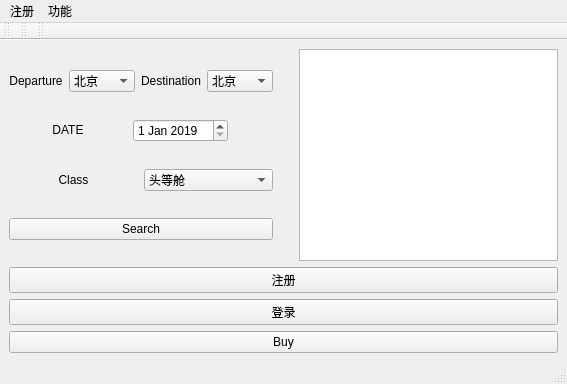
Before: the Qt Designer form search.ui in Russell-A/database-course-design, drawn with Qt 5.
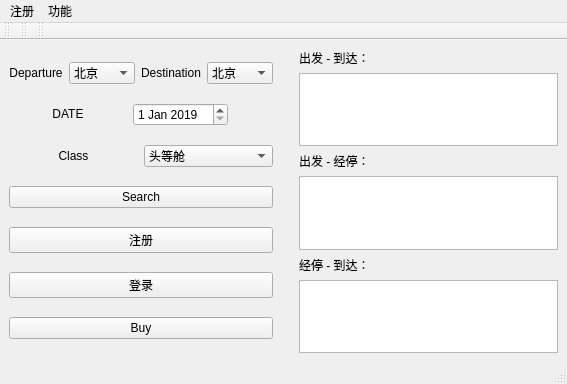
After: the same form once the commit is applied.

Commit message: 现在可以搜索经停了

Patch:
```diff
--- a/search.ui
+++ b/search.ui
@@ -15,20 +15,6 @@
   </property>
   <widget class="QWidget" name="centralwidget">
    <layout class="QGridLayout" name="gridLayout">
-    <item row="2" column="0">
-     <widget class="QPushButton" name="login">
-      <property name="text">
-       <string>登录</string>
-      </property>
-     </widget>
-    </item>
-    <item row="1" column="0">
-     <widget class="QPushButton" name="register_2">
-      <property name="text">
-       <string>注册</string>
-      </property>
-     </widget>
-    </item>
     <item row="0" column="0">
      <layout class="QHBoxLayout" name="horizontalLayout">
       <item>
@@ -314,6 +300,27 @@
           </property>
          </widget>
         </item>
+        <item>
+         <widget class="QPushButton" name="register_2">
+          <property name="text">
+           <string>注册</string>
+          </property>
+         </widget>
+        </item>
+        <item>
+         <widget class="QPushButton" name="login">
+          <property name="text">
+           <string>登录</string>
+          </property>
+         </widget>
+        </item>
+        <item>
+         <widget class="QPushButton" name="pushbutton_buy">
+          <property name="text">
+           <string>Buy</string>
+          </property>
+         </widget>
+        </item>
        </layout>
       </item>
       <item>
@@ -330,24 +337,41 @@
        </spacer>
       </item>
       <item>
-       <widget class="QTableView" name="output_search">
-        <property name="sizePolicy">
-         <sizepolicy hsizetype="Expanding" vsizetype="Expanding">
-          <horstretch>0</horstretch>
-          <verstretch>0</verstretch>
-         </sizepolicy>
-        </property>
-       </widget>
+       <layout class="QVBoxLayout" name="verticalLayout_2">
+        <item>
+         <widget class="QLabel" name="label_departure_arrival">
+          <property name="text">
+           <string>出发 - 到达：</string>
+          </property>
+         </widget>
+        </item>
+        <item>
+         <widget class="QTableView" name="tableView_departure_arrival"/>
+        </item>
+        <item>
+         <widget class="QLabel" name="label_departure_transit">
+          <property name="text">
+           <string>出发 - 经停：</string>
+          </property>
+         </widget>
+        </item>
+        <item>
+         <widget class="QTableView" name="tableView_departure_transit"/>
+        </item>
+        <item>
+         <widget class="QLabel" name="label_transit_arrival">
+          <property name="text">
+           <string>经停 - 到达：</string>
+          </property>
+         </widget>
+        </item>
+        <item>
+         <widget class="QTableView" name="tableview_transit_destination"/>
+        </item>
+       </layout>
       </item>
      </layout>
     </item>
-    <item row="3" column="0">
-     <widget class="QPushButton" name="pushbutton_buy">
-      <property name="text">
-       <string>Buy</string>
-      </property>
-     </widget>
-    </item>
    </layout>
   </widget>
   <widget class="QMenuBar" name="menubar">
```
Left out of the diff: 19 changed lines with no effect on the pictures. The commit also changes 4 other files.
